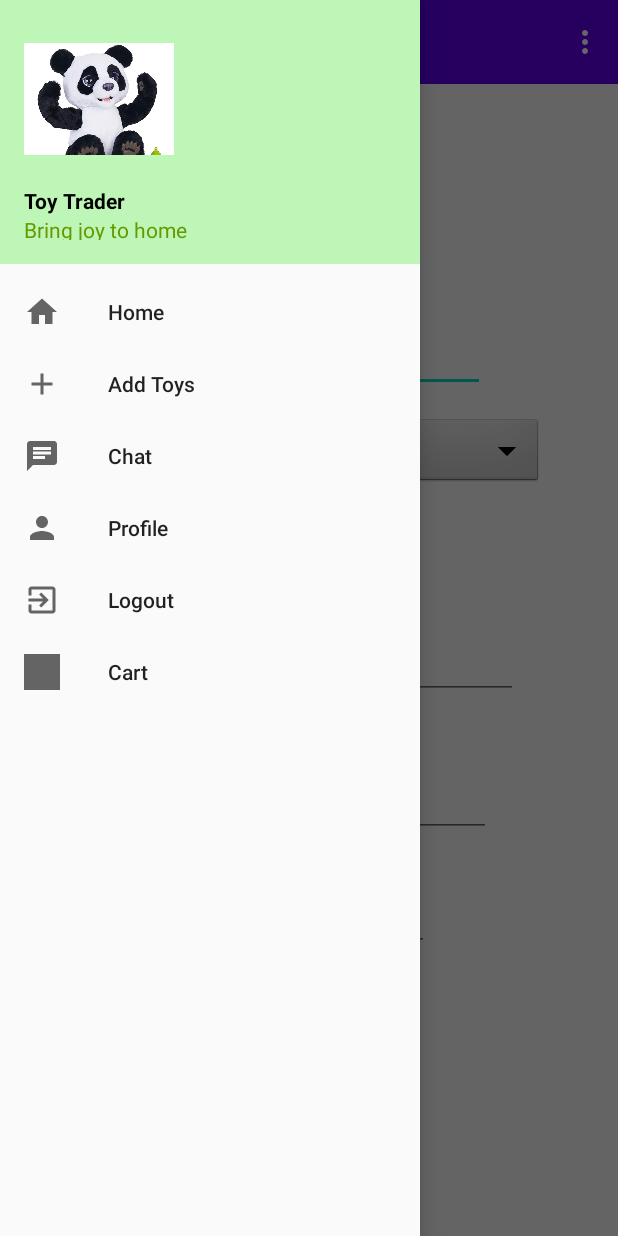
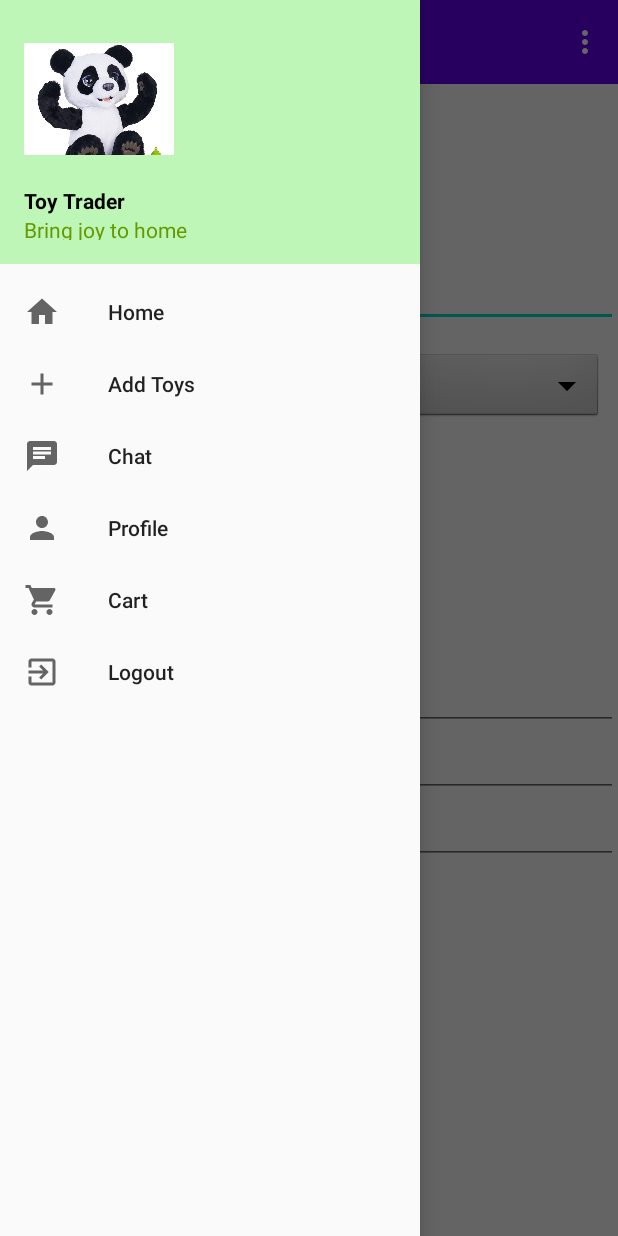
Before and after one commit to arselan95/Toy-Trader-Android-Application, an Android app: the UploadToy screen opened directly, with no data from a screen before it, with the side drawer open, on a phone screen of 412 x 824 dp. Run offline under Robolectric (Android 15) with nearby library versions, the phone set to English and light mode, and no system bars.

Commit message:
style changes

```diff
--- a/ToyTrader/app/src/main/java/com/example/toytrader/CategoryView.java
+++ b/ToyTrader/app/src/main/java/com/example/toytrader/CategoryView.java
@@ -145,6 +145,10 @@ public class CategoryView extends AppCompatActivity implements NavigationView.On
                 intent = new Intent(this, CartActivity.class);
                 startActivity(intent);
                 break;
+            case R.id.home:
+                Intent home = new Intent(this, UserHomeActivity.class);
+                startActivity(home);
+                break;
 
             case R.id.nav_logout:
                 FirebaseHelper.getInstance().cleanUpForLogout();
--- /dev/null
+++ b/ToyTrader/app/src/main/res/drawable/ic_baseline_shopping_cart_24.xml
@@ -0,0 +1,10 @@
+<vector xmlns:android="http://schemas.android.com/apk/res/android"
+    android:width="24dp"
+    android:height="24dp"
+    android:viewportWidth="24"
+    android:viewportHeight="24"
+    android:tint="?attr/colorControlNormal">
+  <path
+      android:fillColor="@android:color/white"
+      android:pathData="M7,18c-1.1,0 -1.99,0.9 -1.99,2S5.9,22 7,22s2,-0.9 2,-2 -0.9,-2 -2,-2zM1,2v2h2l3.6,7.59 -1.35,2.45c-0.16,0.28 -0.25,0.61 -0.25,0.96 0,1.1 0.9,2 2,2h12v-2L7.42,15c-0.14,0 -0.25,-0.11 -0.25,-0.25l0.03,-0.12 0.9,-1.63h7.45c0.75,0 1.41,-0.41 1.75,-1.03l3.58,-6.49c0.08,-0.14 0.12,-0.31 0.12,-0.48 0,-0.55 -0.45,-1 -1,-1L5.21,4l-0.94,-2L1,2zM17,18c-1.1,0 -1.99,0.9 -1.99,2s0.89,2 1.99,2 2,-0.9 2,-2 -0.9,-2 -2,-2z"/>
+</vector>
--- a/ToyTrader/app/src/main/res/layout/activity_category_view.xml
+++ b/ToyTrader/app/src/main/res/layout/activity_category_view.xml
@@ -26,13 +26,12 @@
             <ScrollView
                 android:layout_width="match_parent"
                 android:layout_height="match_parent"
-                android:background="@android:color/darker_gray">
+                android:background="@color/background">
 
                 <androidx.recyclerview.widget.RecyclerView
                     android:id="@+id/recycler_view"
                     android:layout_width="match_parent"
                     android:layout_height="wrap_content"
-                    android:background="@android:color/darker_gray"
                     android:padding="4dp"
                     android:scrollbars="vertical" />
 
--- a/ToyTrader/app/src/main/res/layout/activity_upload_toy.xml
+++ b/ToyTrader/app/src/main/res/layout/activity_upload_toy.xml
@@ -5,6 +5,7 @@
     android:id="@+id/drawer_layout"
     android:layout_width="match_parent"
     android:layout_height="match_parent"
+    android:layout_gravity="center"
     tools:context=".UploadToy"
     tools:fitsSystemWindows="true"
     tools:openDrawer="start">
@@ -23,13 +24,19 @@
             android:layout_width="match_parent"
             android:layout_height="match_parent">
 
+            <LinearLayout
+                android:layout_width="match_parent"
+                android:layout_height="wrap_content"
+                android:gravity="left"
+                android:orientation="vertical">
+
                 <TextView
                     android:id="@+id/textView3"
                     android:layout_width="match_parent"
                     android:layout_height="wrap_content"
                     android:gravity="center"
                     android:padding="20dp"
-            android:text="Add my toy "
+                    android:text="Add Toy "
                     android:textColor="@color/colorPrimary"
                     android:textSize="22sp"
                     tools:textStyle="bold" />
@@ -38,124 +45,91 @@
                     android:id="@+id/imagesrc"
                     android:layout_width="wrap_content"
                     android:layout_height="wrap_content"
-            android:layout_marginStart="70dp"
-            android:layout_marginTop="90dp"
-            android:layout_marginEnd="30dp"
-            android:layout_marginRight="135dp"
-            android:layout_marginBottom="1dp"
                     android:ems="10"
+                    android:padding="10dp"
                     android:text="Upload an Image" />
 
                 <EditText
                     android:id="@+id/nametext"
-            android:layout_width="253dp"
+                    android:layout_width="match_parent"
                     android:layout_height="wrap_content"
-            android:layout_marginStart="70dp"
-            android:layout_marginLeft="67dp"
-            android:layout_marginTop="160dp"
-            android:layout_marginEnd="135dp"
-            android:layout_marginRight="135dp"
                     android:layout_marginBottom="6dp"
                     android:ems="10"
                     android:hint="Name"
-            android:inputType="textPersonName" />
+                    android:inputType="textPersonName"
+                    android:padding="10dp" />
 
+                <LinearLayout
+                    android:layout_width="match_parent"
+                    android:layout_height="match_parent"
+                    android:orientation="horizontal"
+                    android:padding="10dp">
 
                     <TextView
                         android:id="@+id/categoriestext"
-            android:layout_width="match_parent"
+                        android:layout_width="0dp"
                         android:layout_height="wrap_content"
-            android:layout_marginStart="70dp"
-            android:layout_marginLeft="67dp"
-            android:layout_marginTop="229dp"
-            android:layout_marginEnd="200dp"
-            android:layout_marginRight="135dp"
-            android:layout_marginBottom="27dp"
+                        android:layout_weight="1"
                         android:text="Categories "
                         android:textSize="22sp"
-            tools:textStyle="bold"
-            />
-
+                        tools:textStyle="bold" />
 
                     <Spinner
                         android:id="@+id/categories"
-            android:layout_width="match_parent"
+                        android:layout_width="0dp"
                         android:layout_height="wrap_content"
+                        android:layout_weight="1"
                         android:background="@android:drawable/btn_dropdown"
                         android:spinnerMode="dropdown"
-            android:layout_marginStart="200dp"
-            android:layout_marginLeft="67dp"
-            android:layout_marginTop="221dp"
-            android:layout_marginEnd="50dp"
-            android:layout_marginRight="135dp"
-            android:layout_marginBottom="27dp"
-            android:text="Tags"/>
-
+                        android:text="Tags" />
+                </LinearLayout>
 
                 <EditText
                     android:id="@+id/descriptiontext"
-            android:layout_width="275dp"
-            android:layout_height="110dp"
-            android:layout_marginStart="70dp"
-            android:layout_marginLeft="66dp"
-            android:layout_marginTop="300dp"
-            android:layout_marginEnd="76dp"
-            android:layout_marginRight="76dp"
-            android:layout_marginBottom="3dp"
+                    android:layout_width="match_parent"
+                    android:layout_height="wrap_content"
                     android:ems="10"
                     android:gravity="top"
                     android:hint="Describe "
                     android:inputType="textMultiLine"
                     android:lines="8"
                     android:maxLines="10"
+                    android:padding="10dp"
                     android:scrollbars="vertical" />
 
                 <EditText
                     android:id="@+id/costtext"
-            android:layout_width="257dp"
-            android:layout_height="62dp"
-            android:layout_marginStart="70dp"
-            android:layout_marginLeft="67dp"
-            android:layout_marginTop="440dp"
-            android:layout_marginEnd="135dp"
-            android:layout_marginRight="135dp"
-            android:layout_marginBottom="39dp"
+                    android:layout_width="match_parent"
+                    android:layout_height="wrap_content"
                     android:ems="10"
                     android:hint="Cost"
-            android:inputType="textPersonName" />
+                    android:inputType="textPersonName"
+                    android:padding="10dp" />
 
                 <EditText
                     android:id="@+id/locationtext"
-            android:layout_width="216dp"
-            android:layout_height="48dp"
-            android:layout_marginStart="70dp"
-            android:layout_marginLeft="67dp"
-            android:layout_marginTop="530dp"
-            android:layout_marginEnd="135dp"
-            android:layout_marginRight="135dp"
-            android:layout_marginBottom="203dp"
+                    android:layout_width="match_parent"
+                    android:layout_height="wrap_content"
                     android:ems="10"
                     android:hint="Location"
-            android:inputType="textPersonName" />
+                    android:inputType="textPersonName"
+                    android:padding="10dp" />
 
                 <Button
                     android:id="@+id/button2"
-            android:layout_width="145dp"
-            android:layout_height="56dp"
-            android:layout_marginStart="122dp"
-            android:layout_marginTop="600dp"
-            android:layout_marginEnd="201dp"
+                    android:layout_width="wrap_content"
+                    android:layout_height="wrap_content"
 
-            android:layout_marginRight="201dp"
-            android:layout_marginBottom="86dp"
+                    android:layout_gravity="center"
                     android:background="@color/colorPrimary"
-            android:gravity="center"
+                    android:gravity="center|center_horizontal"
                     android:onClick="addtoy"
                     android:text="Add toy"
                     android:textColor="@android:color/white"
-            android:textSize="17sp"
 
-            />
+                    android:textSize="17sp" />
+            </LinearLayout>
+
 
         </FrameLayout>
 
@@ -170,12 +144,4 @@
             android:layout_gravity="start"
             app:headerLayout="@layout/nav_header"
             app:menu="@menu/drawer_menu" />
-
-
-
-
-
-
-
-
 </androidx.drawerlayout.widget.DrawerLayout>
--- /dev/null
+++ b/ToyTrader/app/src/main/res/layout/upload_toy_fragment.xml
@@ -0,0 +1,5 @@
+<?xml version="1.0" encoding="utf-8"?>
+<temp_root xmlns:android="http://schemas.android.com/apk/res/android"
+    android:layout_width="match_parent" android:layout_height="match_parent">
+
+</temp_root>
--- a/ToyTrader/app/src/main/res/menu/drawer_menu.xml
+++ b/ToyTrader/app/src/main/res/menu/drawer_menu.xml
@@ -15,12 +15,13 @@
         <item android:id="@+id/nav_profile"
             android:icon="@drawable/ic_profile"
             android:title="Profile"/>
+        <item android:id="@+id/nav_cart"
+            android:icon="@drawable/ic_baseline_shopping_cart_24"
+            android:title="Cart"/>
         <item android:id="@+id/nav_logout"
             android:icon="@drawable/ic_logout"
             android:title="Logout"/>
-        <item android:id="@+id/nav_cart"
-            android:icon="@drawable/electronic"
-            android:title="Cart"/>
+
 
     </group>
 
--- a/ToyTrader/app/src/main/res/values/colors.xml
+++ b/ToyTrader/app/src/main/res/values/colors.xml
@@ -4,5 +4,5 @@
     <color name="colorPrimaryDark">#3700B3</color>
     <color name="colorAccent">#03DAC5</color>
     <color name="colorAccent2">#BDF6B6</color>
-    <color name="background">#FFFFFF</color>
+    <color name="background">#E8E8E8</color>
 </resources>
```
Also changed, not shown: ToyTrader/app/src/main/java/com/example/toytrader/CartActivity.java (+51 -1 lines), ToyTrader/app/src/main/java/com/example/toytrader/ProfileActivity.java (+14 -0 lines), ToyTrader/app/src/main/java/com/example/toytrader/ToyView.java (+20 -0 lines), ToyTrader/app/src/main/java/com/example/toytrader/UploadToy.java (+15 -0 lines), ToyTrader/app/src/main/res/layout/activity_cart.xml (+7 -7 lines), ToyTrader/app/src/main/res/layout/cartrow.xml (+26 -14 lines). Lines whose indentation alone changed are shown as unchanged.
